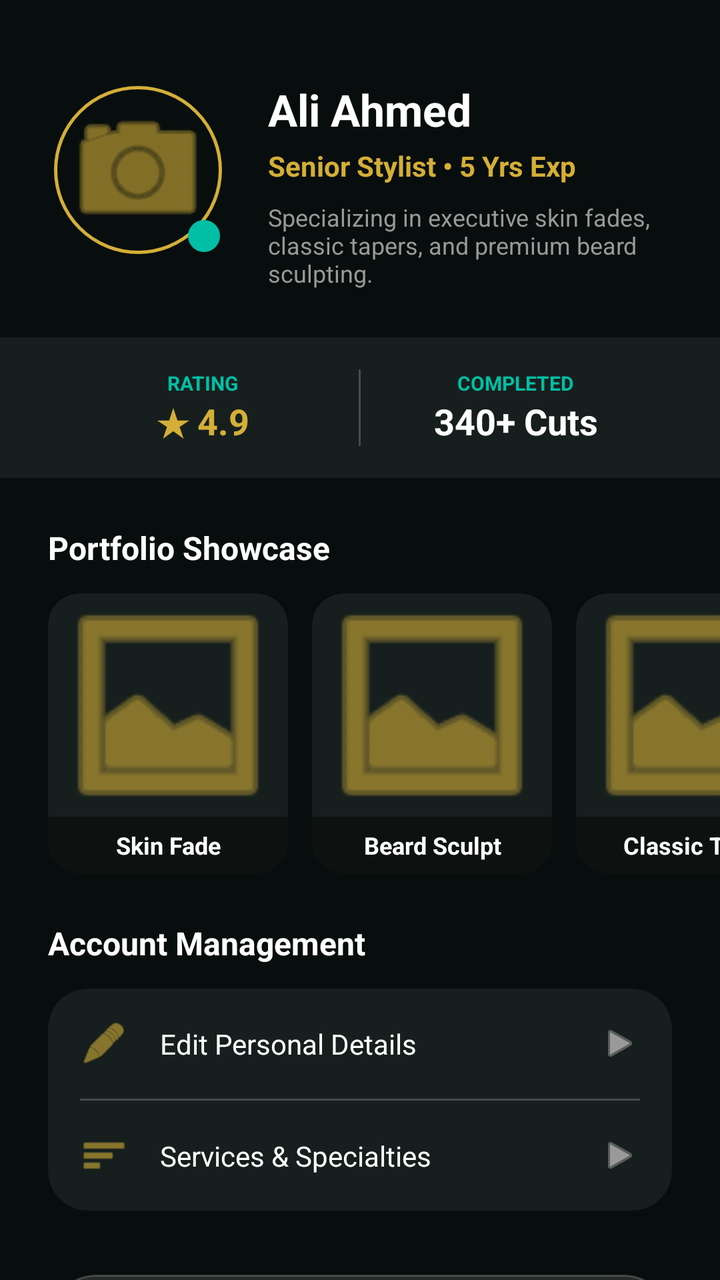
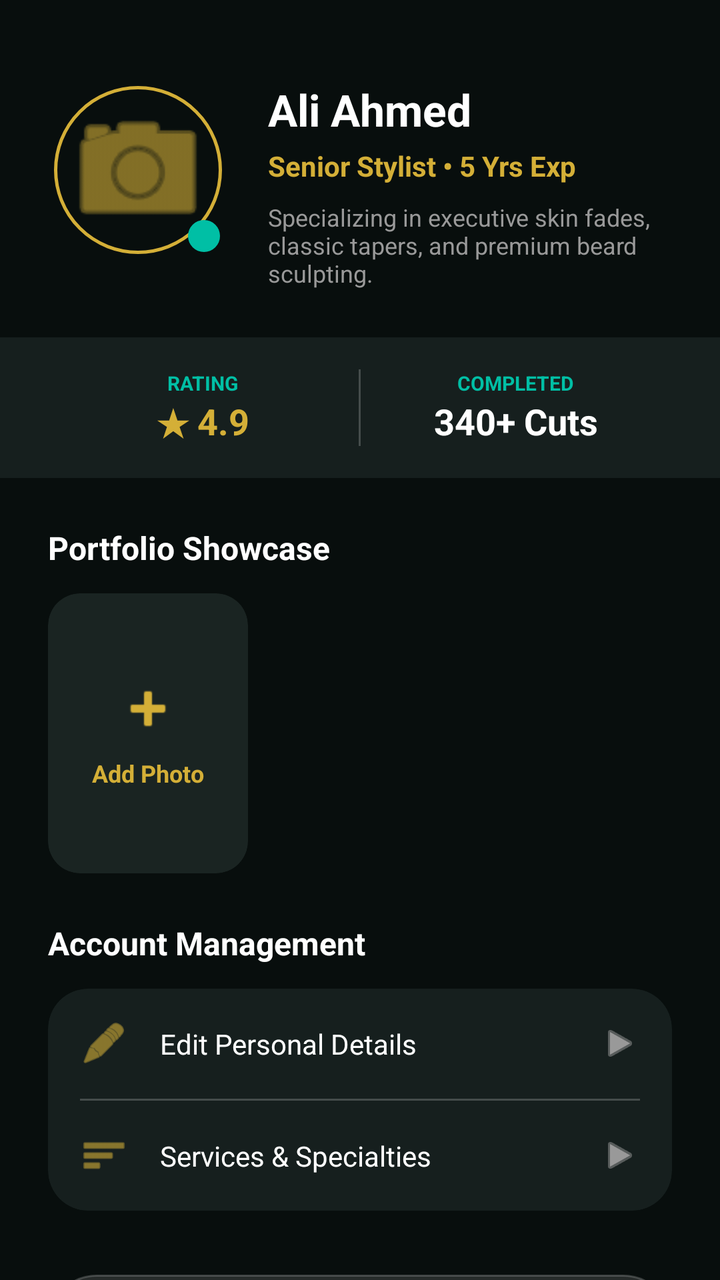

Before-and-after screenshots of an Android layout around one commit, followed by the original layout XML and the change that was made.
<!-- AndroidManifest.xml: application theme Theme.Trimly -->
<!-- res/layout/fragment_barber_profile.xml -->
<androidx.constraintlayout.widget.ConstraintLayout
    xmlns:android="http://schemas.android.com/apk/res/android"
    xmlns:app="http://schemas.android.com/apk/res-auto"
    android:layout_width="match_parent"
    android:layout_height="match_parent"
    android:background="#080E0D">

    <ScrollView
        android:layout_width="match_parent"
        android:layout_height="match_parent"
        android:fillViewport="true"
        android:scrollbars="none">

        <LinearLayout
            android:layout_width="match_parent"
            android:layout_height="wrap_content"
            android:orientation="vertical"
            android:paddingBottom="40dp">

            
            <androidx.constraintlayout.widget.ConstraintLayout
                android:layout_width="match_parent"
                android:layout_height="wrap_content"
                android:background="#080E0D"
                android:paddingHorizontal="24dp"
                android:paddingTop="40dp"
                android:paddingBottom="24dp">

                <FrameLayout
                    android:id="@+id/avatar_container"
                    android:layout_width="90dp"
                    android:layout_height="90dp"
                    app:layout_constraintStart_toStartOf="parent"
                    app:layout_constraintTop_toTopOf="parent">

                    <ImageView
                        android:id="@+id/img_avatar"
                        android:layout_width="84dp"
                        android:layout_height="84dp"
                        android:layout_gravity="center"
                        android:background="@drawable/ic_circle_gold_border"
                        android:padding="4dp"
                        android:src="@android:drawable/ic_menu_camera"
                        app:tint="#D4AF37" />

                    <ImageView
                        android:layout_width="16dp"
                        android:layout_height="16dp"
                        android:layout_gravity="bottom|end"
                        android:src="@drawable/ic_green_dot"
                        android:layout_marginEnd="4dp"
                        android:layout_marginBottom="4dp" />
                </FrameLayout>

                <TextView
                    android:id="@+id/tv_barber_name"
                    android:layout_width="0dp"
                    android:layout_height="wrap_content"
                    android:layout_marginStart="20dp"
                    android:text="Ali Ahmed"
                    android:textColor="#FFFFFF"
                    android:textSize="22sp"
                    android:textStyle="bold"
                    app:layout_constraintEnd_toEndOf="parent"
                    app:layout_constraintStart_toEndOf="@id/avatar_container"
                    app:layout_constraintTop_toTopOf="@id/avatar_container" />

                <TextView
                    android:id="@+id/tv_barber_title"
                    android:layout_width="0dp"
                    android:layout_height="wrap_content"
                    android:layout_marginStart="20dp"
                    android:layout_marginTop="4dp"
                    android:text="Senior Stylist • 5 Yrs Exp"
                    android:textColor="#D4AF37"
                    android:textSize="14sp"
                    android:textStyle="bold"
                    app:layout_constraintEnd_toEndOf="parent"
                    app:layout_constraintStart_toEndOf="@id/avatar_container"
                    app:layout_constraintTop_toBottomOf="@id/tv_barber_name" />

                <TextView
                    android:id="@+id/tv_barber_bio"
                    android:layout_width="0dp"
                    android:layout_height="wrap_content"
                    android:layout_marginStart="20dp"
                    android:layout_marginTop="8dp"
                    android:text="Specializing in executive skin fades, classic tapers, and premium beard sculpting."
                    android:textColor="#999999"
                    android:textSize="12sp"
                    app:layout_constraintEnd_toEndOf="parent"
                    app:layout_constraintStart_toEndOf="@id/avatar_container"
                    app:layout_constraintTop_toBottomOf="@id/tv_barber_title" />
            </androidx.constraintlayout.widget.ConstraintLayout>

            
            <LinearLayout
                android:layout_width="match_parent"
                android:layout_height="wrap_content"
                android:orientation="horizontal"
                android:paddingHorizontal="24dp"
                android:paddingVertical="16dp"
                android:background="#CC1A2422"
                android:layout_marginBottom="24dp">

                <LinearLayout
                    android:layout_width="0dp"
                    android:layout_height="wrap_content"
                    android:layout_weight="1"
                    android:orientation="vertical"
                    android:gravity="center">

                    <TextView
                        android:layout_width="wrap_content"
                        android:layout_height="wrap_content"
                        android:text="RATING"
                        android:textSize="10sp"
                        android:textColor="#00BFA5"
                        android:textStyle="bold" />
                    <TextView
                        android:layout_width="wrap_content"
                        android:layout_height="wrap_content"
                        android:text="★ 4.9"
                        android:textSize="18sp"
                        android:textColor="#D4AF37"
                        android:textStyle="bold" />
                </LinearLayout>

                <View
                    android:layout_width="1dp"
                    android:layout_height="match_parent"
                    android:background="#33FFFFFF" />

                <LinearLayout
                    android:layout_width="0dp"
                    android:layout_height="wrap_content"
                    android:layout_weight="1"
                    android:orientation="vertical"
                    android:gravity="center">

                    <TextView
                        android:layout_width="wrap_content"
                        android:layout_height="wrap_content"
                        android:text="COMPLETED"
                        android:textSize="10sp"
                        android:textColor="#00BFA5"
                        android:textStyle="bold" />
                    <TextView
                        android:layout_width="wrap_content"
                        android:layout_height="wrap_content"
                        android:text="340+ Cuts"
                        android:textSize="18sp"
                        android:textColor="#FFFFFF"
                        android:textStyle="bold" />
                </LinearLayout>
            </LinearLayout>

            
            <TextView
                android:layout_width="wrap_content"
                android:layout_height="wrap_content"
                android:text="Portfolio Showcase"
                android:textColor="#FFFFFF"
                android:textSize="16sp"
                android:textStyle="bold"
                android:layout_marginHorizontal="24dp"
                android:layout_marginBottom="12dp" />

            <HorizontalScrollView
                android:layout_width="match_parent"
                android:layout_height="wrap_content"
                android:scrollbars="none"
                android:clipToPadding="false"
                android:paddingHorizontal="24dp"
                android:layout_marginBottom="24dp">

                <LinearLayout
                    android:layout_width="wrap_content"
                    android:layout_height="wrap_content"
                    android:orientation="horizontal">

                    <androidx.cardview.widget.CardView
                        android:layout_width="120dp"
                        android:layout_height="140dp"
                        android:layout_marginEnd="12dp"
                        app:cardBackgroundColor="#CC1A2422"
                        app:cardCornerRadius="16dp"
                        app:cardElevation="0dp">
                        <LinearLayout
                            android:layout_width="match_parent"
                            android:layout_height="match_parent"
                            android:orientation="vertical"
                            android:gravity="center">
                            <ImageView
                                android:layout_width="match_parent"
                                android:layout_height="0dp"
                                android:layout_weight="1"
                                android:src="@android:drawable/ic_menu_gallery"
                                android:scaleType="centerCrop"
                                app:tint="#D4AF37" />
                            <TextView
                                android:layout_width="match_parent"
                                android:layout_height="wrap_content"
                                android:text="Skin Fade"
                                android:textSize="12sp"
                                android:textStyle="bold"
                                android:textColor="#FFFFFF"
                                android:textAlignment="center"
                                android:padding="6dp"
                                android:background="#0D1211" />
                        </LinearLayout>
                    </androidx.cardview.widget.CardView>

                    <androidx.cardview.widget.CardView
                        android:layout_width="120dp"
                        android:layout_height="140dp"
                        android:layout_marginEnd="12dp"
                        app:cardBackgroundColor="#CC1A2422"
                        app:cardCornerRadius="16dp"
                        app:cardElevation="0dp">
                        <LinearLayout
                            android:layout_width="match_parent"
                            android:layout_height="match_parent"
                            android:orientation="vertical"
                            android:gravity="center">
                            <ImageView
                                android:layout_width="match_parent"
                                android:layout_height="0dp"
                                android:layout_weight="1"
                                android:src="@android:drawable/ic_menu_gallery"
                                android:scaleType="centerCrop"
                                app:tint="#D4AF37" />
                            <TextView
                                android:layout_width="match_parent"
                                android:layout_height="wrap_content"
                                android:text="Beard Sculpt"
                                android:textSize="12sp"
                                android:textStyle="bold"
                                android:textColor="#FFFFFF"
                                android:textAlignment="center"
                                android:padding="6dp"
                                android:background="#0D1211" />
                        </LinearLayout>
                    </androidx.cardview.widget.CardView>

                    <androidx.cardview.widget.CardView
                        android:layout_width="120dp"
                        android:layout_height="140dp"
                        app:cardBackgroundColor="#CC1A2422"
                        app:cardCornerRadius="16dp"
                        app:cardElevation="0dp">
                        <LinearLayout
                            android:layout_width="match_parent"
                            android:layout_height="match_parent"
                            android:orientation="vertical"
                            android:gravity="center">
                            <ImageView
                                android:layout_width="match_parent"
                                android:layout_height="0dp"
                                android:layout_weight="1"
                                android:src="@android:drawable/ic_menu_gallery"
                                android:scaleType="centerCrop"
                                app:tint="#D4AF37" />
                            <TextView
                                android:layout_width="match_parent"
                                android:layout_height="wrap_content"
                                android:text="Classic Taper"
                                android:textSize="12sp"
                                android:textStyle="bold"
                                android:textColor="#FFFFFF"
                                android:textAlignment="center"
                                android:padding="6dp"
                                android:background="#0D1211" />
                        </LinearLayout>
                    </androidx.cardview.widget.CardView>

                </LinearLayout>
            </HorizontalScrollView>

            
            <TextView
                android:layout_width="wrap_content"
                android:layout_height="wrap_content"
                android:text="Account Management"
                android:textColor="#FFFFFF"
                android:textSize="16sp"
                android:textStyle="bold"
                android:layout_marginHorizontal="24dp"
                android:layout_marginBottom="12dp" />

            <androidx.cardview.widget.CardView
                android:layout_width="match_parent"
                android:layout_height="wrap_content"
                android:layout_marginHorizontal="24dp"
                app:cardBackgroundColor="#CC1A2422"
                app:cardCornerRadius="20dp"
                app:cardElevation="0dp">

                <LinearLayout
                    android:layout_width="match_parent"
                    android:layout_height="wrap_content"
                    android:orientation="vertical"
                    android:paddingHorizontal="16dp">

                    <LinearLayout
                        android:id="@+id/btn_edit_profile"
                        android:layout_width="match_parent"
                        android:layout_height="55dp"
                        android:orientation="horizontal"
                        android:gravity="center_vertical"
                        android:background="?attr/selectableItemBackground">

                        <ImageView
                            android:layout_width="24dp"
                            android:layout_height="24dp"
                            android:src="@android:drawable/ic_menu_edit"
                            app:tint="#D4AF37" />

                        <TextView
                            android:layout_width="0dp"
                            android:layout_height="wrap_content"
                            android:layout_weight="1"
                            android:text="Edit Personal Details"
                            android:textColor="#FFFFFF"
                            android:textSize="14sp"
                            android:layout_marginStart="16dp" />

                        <ImageView
                            android:layout_width="20dp"
                            android:layout_height="20dp"
                            android:src="@android:drawable/ic_media_play"
                            app:tint="#999999" />
                    </LinearLayout>

                    <View
                        android:layout_width="match_parent"
                        android:layout_height="1dp"
                        android:background="#33FFFFFF" />

                    <LinearLayout
                        android:id="@+id/btn_manage_services"
                        android:layout_width="match_parent"
                        android:layout_height="55dp"
                        android:orientation="horizontal"
                        android:gravity="center_vertical"
                        android:background="?attr/selectableItemBackground">

                        <ImageView
                            android:layout_width="24dp"
                            android:layout_height="24dp"
                            android:src="@android:drawable/ic_menu_sort_by_size"
                            app:tint="#D4AF37" />

                        <TextView
                            android:layout_width="0dp"
                            android:layout_height="wrap_content"
                            android:layout_weight="1"
                            android:text="Services &amp; Specialties"
                            android:textColor="#FFFFFF"
                            android:textSize="14sp"
                            android:layout_marginStart="16dp" />

                        <ImageView
                            android:layout_width="20dp"
                            android:layout_height="20dp"
                            android:src="@android:drawable/ic_media_play"
                            app:tint="#999999" />
                    </LinearLayout>
                </LinearLayout>
            </androidx.cardview.widget.CardView>

            
            <LinearLayout
                android:id="@+id/btn_logout"
                android:layout_width="match_parent"
                android:layout_height="56dp"
                android:layout_marginHorizontal="24dp"
                android:layout_marginTop="32dp"
                android:background="@drawable/btn_ghost"
                android:gravity="center"
                android:orientation="horizontal">

                <ImageView
                    android:layout_width="20dp"
                    android:layout_height="20dp"
                    android:src="@android:drawable/ic_menu_revert"
                    app:tint="#D4AF37"
                    android:layout_marginEnd="10dp" />

                <TextView
                    android:layout_width="wrap_content"
                    android:layout_height="wrap_content"
                    android:text="Sign Out"
                    android:textColor="#D4AF37"
                    android:textSize="14sp"
                    android:textStyle="bold" />
            </LinearLayout>

        </LinearLayout>
    </ScrollView>
</androidx.constraintlayout.widget.ConstraintLayout>
<!-- resources referenced by this layout -->
<resources>
  <!-- drawable btn_ghost (drawable) -->
  <?xml version="1.0" encoding="utf-8"?>
  <shape xmlns:android="http://schemas.android.com/apk/res/android"
      android:shape="rectangle">
      <solid android:color="#1FFFFFFF" /> 
      <stroke
          android:width="1dp"
          android:color="#33FFFFFF" />
      <corners android:radius="24dp" />
  </shape>
  <!-- drawable ic_circle_gold_border (drawable) -->
  <?xml version="1.0" encoding="utf-8"?>
  <shape xmlns:android="http://schemas.android.com/apk/res/android"
      android:shape="oval">
      <solid android:color="@android:color/transparent" />
      <stroke
          android:width="1.5dp"
          android:color="#D4AF37" />
      <size
          android:width="42dp"
          android:height="42dp" />
  </shape>
  <!-- drawable ic_green_dot (drawable) -->
  <?xml version="1.0" encoding="utf-8"?>
  <shape xmlns:android="http://schemas.android.com/apk/res/android"
      android:shape="oval">
      <solid android:color="#00BFA5" />
      <size
          android:width="10dp"
          android:height="10dp" />
  </shape>
  <style name="Theme.Trimly" parent="Base.Theme.Trimly" />
  <style name="Base.Theme.Trimly" parent="Theme.Material3.DayNight.NoActionBar">
          
          
      </style>
</resources>

<!-- the commit's change to res/layout/fragment_barber_profile.xml (unified diff, before → after) -->
@@ -177,102 +177,48 @@
                 <LinearLayout
                     android:layout_width="wrap_content"
                     android:layout_height="wrap_content"
-                    android:orientation="horizontal">
+                    android:orientation="horizontal"
+                    android:gravity="center_vertical">
 
                     <androidx.cardview.widget.CardView
-                        android:layout_width="120dp"
+                        android:id="@+id/btn_add_portfolio"
+                        android:layout_width="100dp"
                         android:layout_height="140dp"
                         android:layout_marginEnd="12dp"
-                        app:cardBackgroundColor="#CC1A2422"
+                        app:cardBackgroundColor="#1A2422"
                         app:cardCornerRadius="16dp"
-                        app:cardElevation="0dp">
+                        app:cardElevation="0dp"
+                        app:strokeColor="#44D4AF37"
+                        app:strokeWidth="1dp">
+
                         <LinearLayout
                             android:layout_width="match_parent"
                             android:layout_height="match_parent"
                             android:orientation="vertical"
                             android:gravity="center">
+
                             <ImageView
-                                android:layout_width="match_parent"
-                                android:layout_height="0dp"
-                                android:layout_weight="1"
-                                android:src="@android:drawable/ic_menu_gallery"
-                                android:scaleType="centerCrop"
+                                android:layout_width="32dp"
+                                android:layout_height="32dp"
+                                android:src="@android:drawable/ic_input_add"
                                 app:tint="#D4AF37" />
+
                             <TextView
-                                android:layout_width="match_parent"
+                                android:layout_width="wrap_content"
                                 android:layout_height="wrap_content"
-                                android:text="Skin Fade"
+                                android:layout_marginTop="8dp"
+                                android:text="Add Photo"
                                 android:textSize="12sp"
                                 android:textStyle="bold"
-                                android:textColor="#FFFFFF"
-                                android:textAlignment="center"
-                                android:padding="6dp"
-                                android:background="#0D1211" />
+                                android:textColor="#D4AF37" />
                         </LinearLayout>
                     </androidx.cardview.widget.CardView>
 
-                    <androidx.cardview.widget.CardView
-                        android:layout_width="120dp"
-                        android:layout_height="140dp"
-                        android:layout_marginEnd="12dp"
-                        app:cardBackgroundColor="#CC1A2422"
-                        app:cardCornerRadius="16dp"
-                        app:cardElevation="0dp">
-                        <LinearLayout
-                            android:layout_width="match_parent"
-                            android:layout_height="match_parent"
-                            android:orientation="vertical"
-                            android:gravity="center">
-                            <ImageView
-                                android:layout_width="match_parent"
-                                android:layout_height="0dp"
-                                android:layout_weight="1"
-                                android:src="@android:drawable/ic_menu_gallery"
-                                android:scaleType="centerCrop"
-                                app:tint="#D4AF37" />
-                            <TextView
-                                android:layout_width="match_parent"
-                                android:layout_height="wrap_content"
-                                android:text="Beard Sculpt"
-                                android:textSize="12sp"
-                                android:textStyle="bold"
-                                android:textColor="#FFFFFF"
-                                android:textAlignment="center"
-                                android:padding="6dp"
-                                android:background="#0D1211" />
-                        </LinearLayout>
-                    </androidx.cardview.widget.CardView>
-
-                    <androidx.cardview.widget.CardView
-                        android:layout_width="120dp"
-                        android:layout_height="140dp"
-                        app:cardBackgroundColor="#CC1A2422"
-                        app:cardCornerRadius="16dp"
-                        app:cardElevation="0dp">
-                        <LinearLayout
-                            android:layout_width="match_parent"
-                            android:layout_height="match_parent"
-                            android:orientation="vertical"
-                            android:gravity="center">
-                            <ImageView
-                                android:layout_width="match_parent"
-                                android:layout_height="0dp"
-                                android:layout_weight="1"
-                                android:src="@android:drawable/ic_menu_gallery"
-                                android:scaleType="centerCrop"
-                                app:tint="#D4AF37" />
-                            <TextView
-                                android:layout_width="match_parent"
-                                android:layout_height="wrap_content"
-                                android:text="Classic Taper"
-                                android:textSize="12sp"
-                                android:textStyle="bold"
-                                android:textColor="#FFFFFF"
-                                android:textAlignment="center"
-                                android:padding="6dp"
-                                android:background="#0D1211" />
-                        </LinearLayout>
-                    </androidx.cardview.widget.CardView>
+                    <LinearLayout
+                        android:id="@+id/portfolio_container"
+                        android:layout_width="wrap_content"
+                        android:layout_height="wrap_content"
+                        android:orientation="horizontal" />
 
                 </LinearLayout>
             </HorizontalScrollView>
